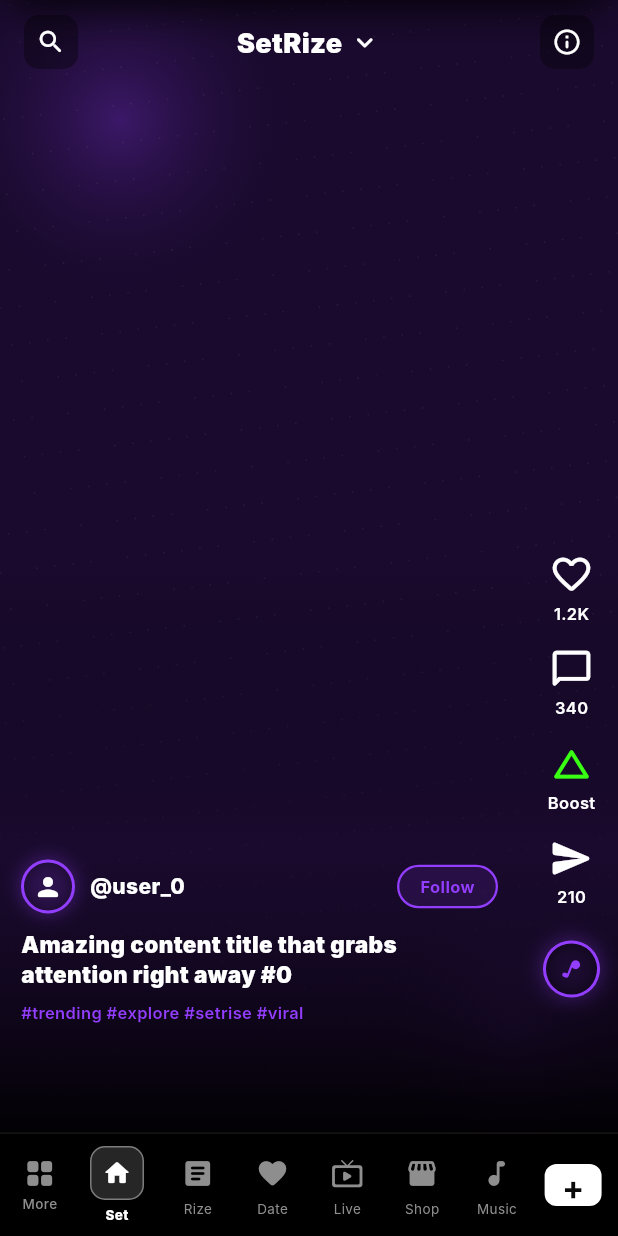
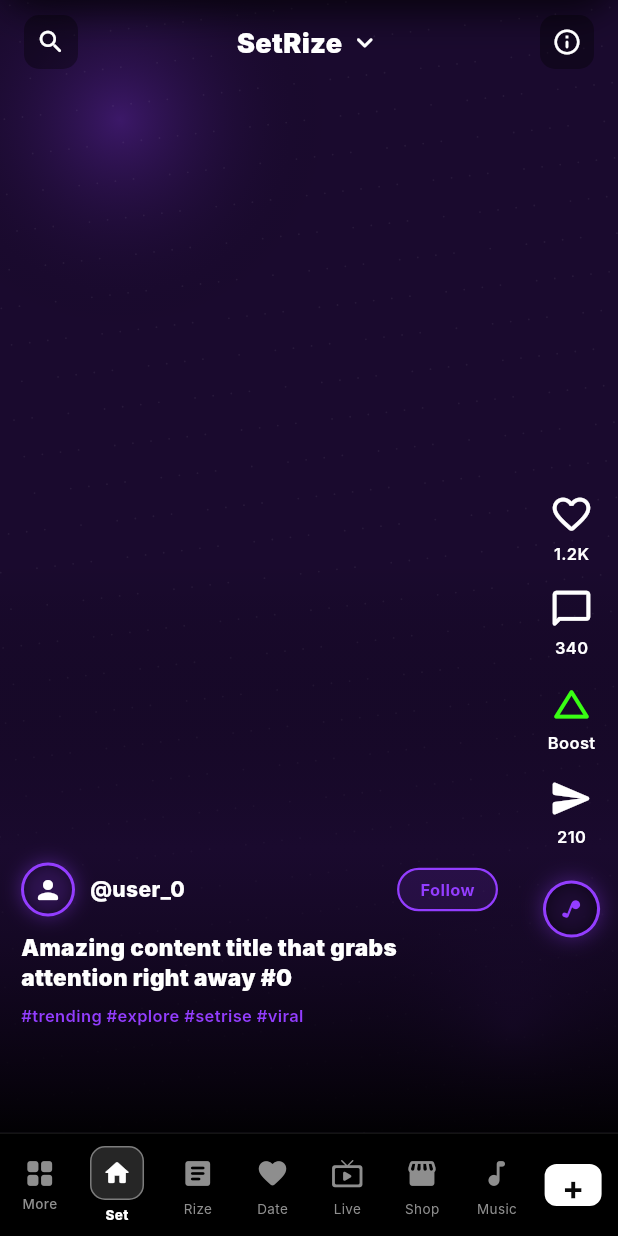
Before and after one commit to Adama1799/setrise2, a Flutter app: the screen it shows after launch, on a phone screen of 412 x 824 dp. Run offline on Flutter 3.47's test engine with Material 3 defaults, Android fonts, the phone set to English and light mode, and no system bars; our stand-ins replace cached_network_image, connectivity_plus, dartz, dio, flutter_riverpod, get_it and 4 more; accounts and stored records are empty; Roboto replaces fonts that are missing (Inter).

Commit message:
Update post_card.dart

```diff
--- a/lib/presentation/screens/set/widgets/post_card.dart
+++ b/lib/presentation/screens/set/widgets/post_card.dart
@@ -149,7 +149,7 @@ class _PostCardState extends State<PostCard>
         // ── 5. RIGHT ACTION BAR ───────────────────────────────────────────
         Positioned(
           right: 12,
-          bottom: 90,
+          bottom: 130, // تم تعديل القيمة لرفع الأيقونات للأعلى ومطابقة التصميم المطلوب
           child: _ActionBar(
             post: widget.post,
             accent: _accent,
@@ -162,13 +162,17 @@ class _PostCardState extends State<PostCard>
 
         // ── 6. BOTTOM INFO ────────────────────────────────────────────────
         Positioned(
-          bottom: 72,
+          bottom: 0, // يبدأ من الأسفل
           left: 14,
           right: 80,
-          child: _BottomInfo(
-            post: widget.post,
-            accent: _accent,
-            onFollow: _toggleFollow,
+          child: Padding(
+            // مسافة سفلية ديناميكية لتفادي تداخل الشريط السفلي
+            padding: EdgeInsets.only(bottom: MediaQuery.of(context).padding.bottom + 70),
+            child: _BottomInfo(
+              post: widget.post,
+              accent: _accent,
+              onFollow: _toggleFollow,
+            ),
           ),
         ),
       ]),
```
